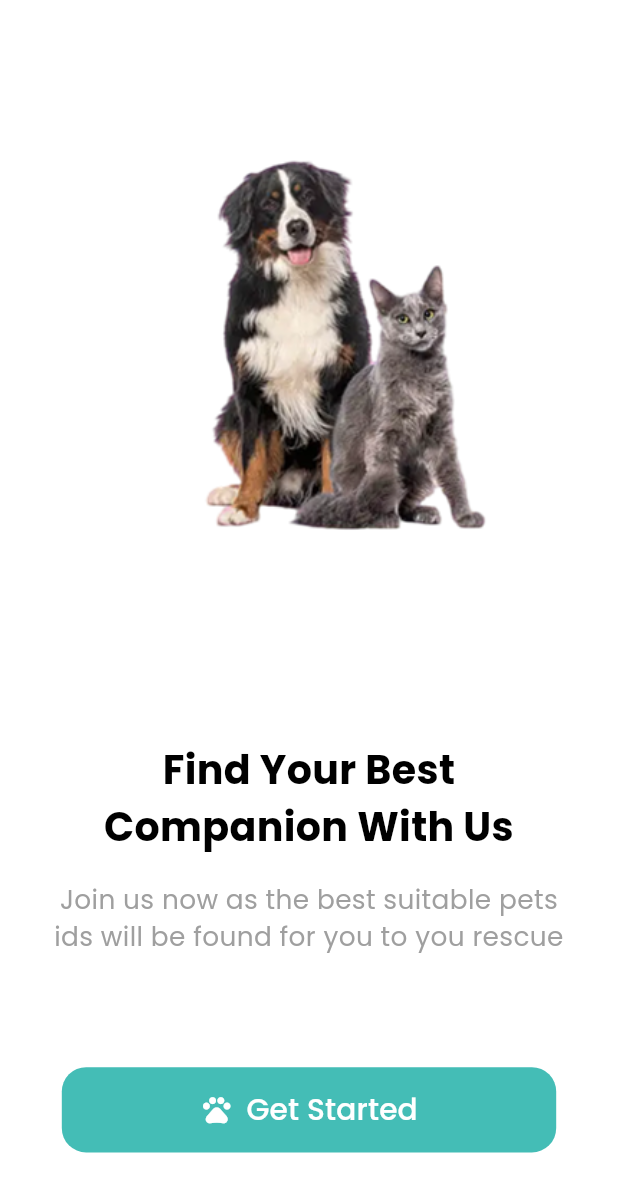
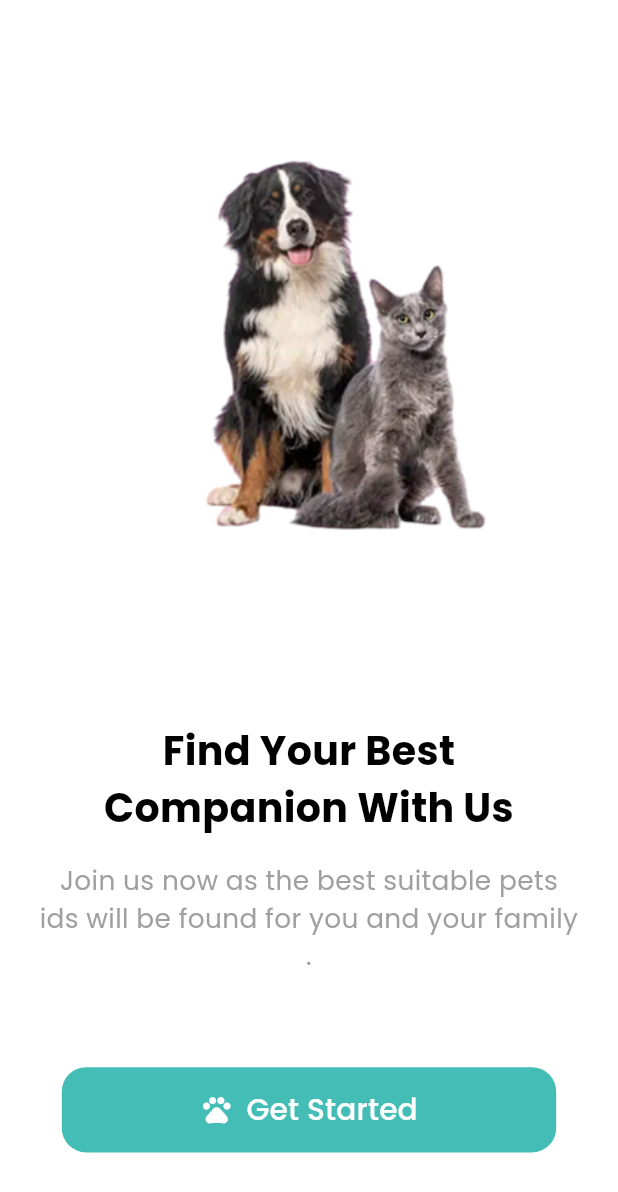
Before and after one commit to Badr-Elarby/Badr-Elarby-Week-4-PetFinder_app, a Flutter app: the screen it shows after launch, on a phone screen of 412 x 824 dp. Shown: the top 1192 px of the screen. Run offline on Flutter 3.47's test engine with Material 3 defaults, Android fonts, the phone set to English and light mode, and no system bars; our stand-ins replace dio, equatable, flutter_bloc, flutter_screenutil, flutter_secure_storage, get_it and 3 more.

```diff
--- a/lib/features/onboarding/presentation/screens/onboarding_screen.dart
+++ b/lib/features/onboarding/presentation/screens/onboarding_screen.dart
@@ -36,7 +36,7 @@ class OnboardingScreen extends StatelessWidget {
                   children: [
                     // Heading text
                     Text(
-                      'Find Your Best Companion With Us',
+                      'Find Your Best Companion With Us ',
                       style: AppTextStyles.HeadingBlack24Bold,
                       textAlign: TextAlign.center,
                     ),
@@ -45,7 +45,7 @@ class OnboardingScreen extends StatelessWidget {
 
                     // Description text
                     Text(
-                      'Join us now as the best suitable pets ids will be found for you to you rescue',
+                      'Join us now as the best suitable pets ids will be found for you and your family .',
                       style: AppTextStyles.SubTextGrey16Regular,
                       textAlign: TextAlign.center,
                     ),
--- a/pubspec.yaml
+++ b/pubspec.yaml
@@ -16,7 +16,7 @@ publish_to: 'none' # Remove this line if you wish to publish to pub.dev
 # https://developer.apple.com/library/archive/documentation/General/Reference/InfoPlistKeyReference/Articles/CoreFoundationKeys.html
 # In Windows, build-name is used as the major, minor, and patch parts
 # of the product and file versions while build-number is used as the build suffix.
-version: 1.0.4+1
+version: 1.1.3+1
 
 environment:
   sdk: ^3.8.1
```
Also changed, not shown: 2 other files.
